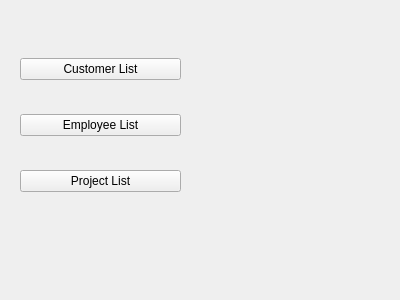
First picture: the form in examples/demo/crm/client/init.ui, repository Wolframe/Wolframe, before the edit.
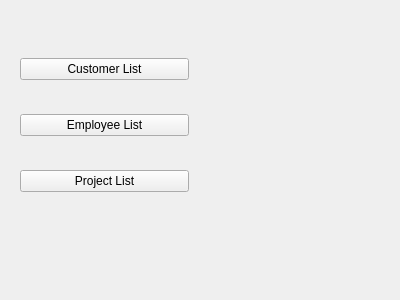
Second picture: the form after the edit.

```diff
--- a/examples/demo/crm/client/init.ui
+++ b/examples/demo/crm/client/init.ui
@@ -18,7 +18,7 @@
     <rect>
      <x>20</x>
      <y>30</y>
-     <width>161</width>
+     <width>169</width>
      <height>191</height>
     </rect>
    </property>
```
